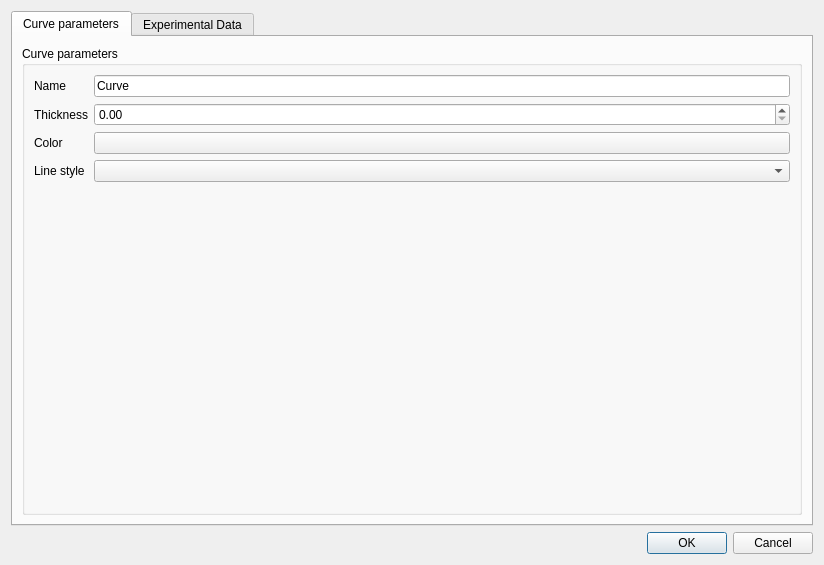
The window that newcurvedialog.ui (arntanguy/STS-simulator) describes before a commit, drawn with Qt 5.
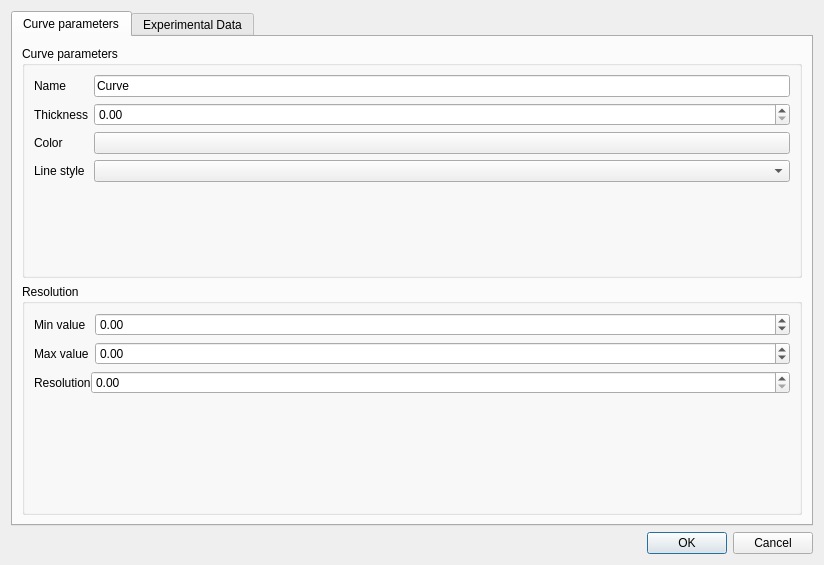
The same window after the commit. Custom widgets are drawn as their Qt base class.

Commit message: Manage experimental resolution

Patch:
```diff
--- a/newcurvedialog.ui
+++ b/newcurvedialog.ui
@@ -81,6 +81,92 @@
          </layout>
         </widget>
        </item>
+       <item>
+        <widget class="QGroupBox" name="groupBox_4">
+         <property name="title">
+          <string>Resolution</string>
+         </property>
+         <layout class="QFormLayout" name="formLayout_4">
+          <property name="fieldGrowthPolicy">
+           <enum>QFormLayout::AllNonFixedFieldsGrow</enum>
+          </property>
+          <item row="0" column="0">
+           <widget class="QLabel" name="label_8">
+            <property name="text">
+             <string>Min value</string>
+            </property>
+           </widget>
+          </item>
+          <item row="0" column="1">
+           <widget class="QDoubleSpinBox" name="curveMin">
+            <property name="minimum">
+             <double>-1000000000.000000000000000</double>
+            </property>
+            <property name="maximum">
+             <double>1000000000.000000000000000</double>
+            </property>
+            <property name="singleStep">
+             <double>0.500000000000000</double>
+            </property>
+           </widget>
+          </item>
+          <item row="1" column="0">
+           <widget class="QLabel" name="label_9">
+            <property name="text">
+             <string>Max value</string>
+            </property>
+           </widget>
+          </item>
+          <item row="1" column="1">
+           <widget class="QDoubleSpinBox" name="curveMax">
+            <property name="minimum">
+             <double>-1000000000.000000000000000</double>
+            </property>
+            <property name="maximum">
+             <double>1000000000.000000000000000</double>
+            </property>
+            <property name="singleStep">
+             <double>0.500000000000000</double>
+            </property>
+           </widget>
+          </item>
+          <item row="2" column="0" colspan="2">
+           <widget class="QWidget" name="curveResolutionWidget" native="true">
+            <layout class="QFormLayout" name="formLayout_5">
+             <property name="horizontalSpacing">
+              <number>0</number>
+             </property>
+             <property name="verticalSpacing">
+              <number>0</number>
+             </property>
+             <property name="leftMargin">
+              <number>0</number>
+             </property>
+             <property name="topMargin">
+              <number>0</number>
+             </property>
+             <property name="rightMargin">
+              <number>0</number>
+             </property>
+             <property name="bottomMargin">
+              <number>0</number>
+             </property>
+             <item row="0" column="0">
+              <widget class="QLabel" name="label_10">
+               <property name="text">
+                <string>Resolution</string>
+               </property>
+              </widget>
+             </item>
+             <item row="0" column="1">
+              <widget class="QDoubleSpinBox" name="curveResolution"/>
+             </item>
+            </layout>
+           </widget>
+          </item>
+         </layout>
+        </widget>
+       </item>
       </layout>
      </widget>
      <widget class="QWidget" name="experimentalDataTab">
```
The commit also changes 6 other files.
